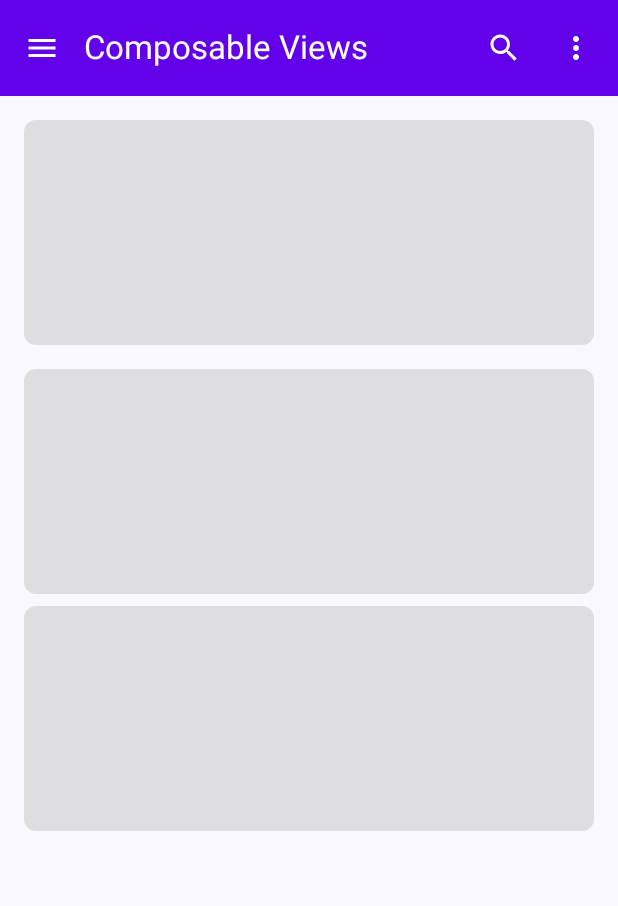
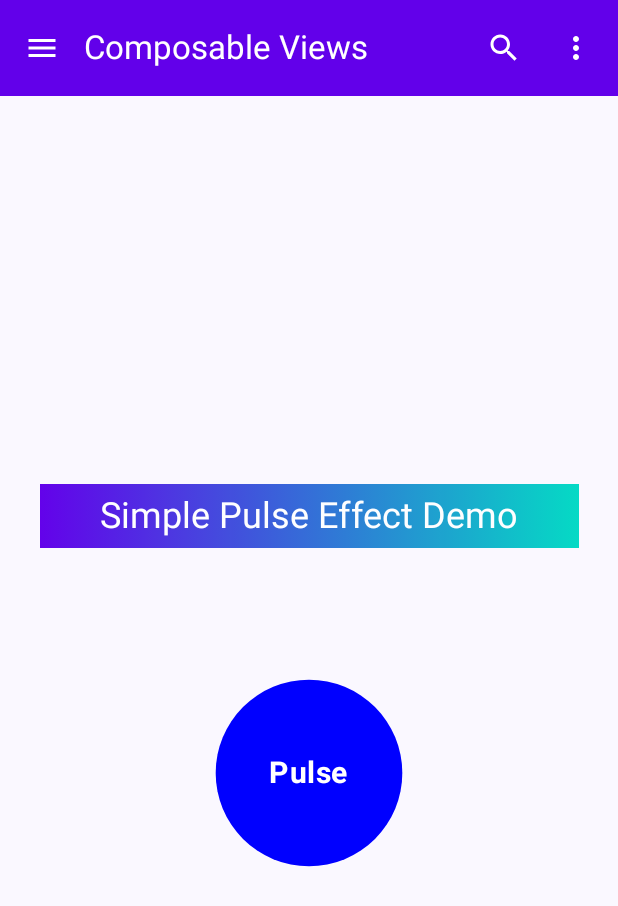
Before and after one commit to gauravdubey/ComposableViewDemo, an Android app built with Jetpack Compose: the screen it shows after launch (MainActivity), on a phone screen of 412 x 824 dp. Shown: the top 906 px of the screen. Run offline under Robolectric (Android 15) with nearby library versions, the phone set to English and light mode, and no system bars.

Commit message:
Adding Pulse effect

```diff
--- a/app/src/main/java/com/gaurav/composableviewdemo/MainActivity.kt
+++ b/app/src/main/java/com/gaurav/composableviewdemo/MainActivity.kt
@@ -11,20 +11,9 @@ import androidx.compose.material3.Scaffold
 import androidx.compose.runtime.Composable
 import androidx.compose.ui.Modifier
 import androidx.compose.ui.tooling.preview.Preview
-import com.gaurav.composableviewdemo.composableview.AccompanistPermissionExample
-import com.gaurav.composableviewdemo.composableview.AllTextFieldViews
-import com.gaurav.composableviewdemo.composableview.CheckboxViews
-import com.gaurav.composableviewdemo.composableview.CollapsableToolbarExample
-import com.gaurav.composableviewdemo.composableview.CompleteToolBarScreen
-import com.gaurav.composableviewdemo.composableview.CountdownScreen
 import com.gaurav.composableviewdemo.composableview.CustomToolBar
-import com.gaurav.composableviewdemo.composableview.DialogViewExample
-import com.gaurav.composableviewdemo.composableview.DropdownMenuViews
-import com.gaurav.composableviewdemo.composableview.MultiplePermissionsExample
-import com.gaurav.composableviewdemo.composableview.MyScaffoldViewExample
-import com.gaurav.composableviewdemo.composableview.RadioButtonViews
-import com.gaurav.composableviewdemo.composableview.SwitchViewsDemo
-import com.gaurav.composableviewdemo.composableview.shimmereffect.UserProfileScreen
+import com.gaurav.composableviewdemo.composableview.pulseeffect.AdvancedPulseEffectDemo
+import com.gaurav.composableviewdemo.composableview.pulseeffect.PulsatingCircleView
 import com.gaurav.composableviewdemo.ui.theme.ComposableViewDemoTheme
 
 class MainActivity : ComponentActivity() {
@@ -69,7 +58,9 @@ fun MainScreen() {
 //                CountdownScreen()
 //                MultiplePermissionsExample()
 //                AccompanistPermissionExample()
-                UserProfileScreen(true, "Gaurav Kumar", "Android Developer")
+//                UserProfileScreen(true, "Gaurav Kumar", "Android Developer")
+                PulsatingCircleView()
+//                AdvancedPulseEffectDemo()
             }
         }
     )
--- a/app/src/main/java/com/gaurav/composableviewdemo/composableview/ToolbarView.kt
+++ b/app/src/main/java/com/gaurav/composableviewdemo/composableview/ToolbarView.kt
@@ -18,6 +18,7 @@ import androidx.compose.ui.tooling.preview.Preview
 /**
  * This is the simple toolbar
  */
+@Preview
 @OptIn(ExperimentalMaterial3Api::class)
 @Composable
 fun SimpleToolbar() {
@@ -39,7 +40,7 @@ fun SimpleToolbar() {
 /**
  * This is the custom toolbar
  */
-@Preview
+
 @OptIn(ExperimentalMaterial3Api::class)
 @Composable
 fun CustomToolBar() {
--- /dev/null
+++ b/app/src/main/java/com/gaurav/composableviewdemo/composableview/pulseeffect/PulseEffectDemo.kt
@@ -0,0 +1,79 @@
+package com.gaurav.composableviewdemo.composableview.pulseeffect
+
+import androidx.compose.animation.core.LinearEasing
+import androidx.compose.animation.core.RepeatMode
+import androidx.compose.animation.core.animateFloat
+import androidx.compose.animation.core.infiniteRepeatable
+import androidx.compose.animation.core.rememberInfiniteTransition
+import androidx.compose.animation.core.tween
+import androidx.compose.foundation.background
+import androidx.compose.foundation.layout.Arrangement
+import androidx.compose.foundation.layout.Box
+import androidx.compose.foundation.layout.Column
+import androidx.compose.foundation.layout.Spacer
+import androidx.compose.foundation.layout.fillMaxSize
+import androidx.compose.foundation.layout.padding
+import androidx.compose.foundation.layout.size
+import androidx.compose.foundation.shape.CircleShape
+import androidx.compose.material3.MaterialTheme
+import androidx.compose.material3.Text
+import androidx.compose.runtime.Composable
+import androidx.compose.runtime.getValue
+import androidx.compose.ui.Alignment
+import androidx.compose.ui.Modifier
+import androidx.compose.ui.draw.scale
+import androidx.compose.ui.graphics.Brush
+import androidx.compose.ui.graphics.Color
+import androidx.compose.ui.graphics.graphicsLayer
+import androidx.compose.ui.text.font.FontWeight
+import androidx.compose.ui.unit.dp
+import androidx.compose.ui.unit.sp
+
+@Composable
+fun PulsatingCircleView() {
+    val infiniteTransition = rememberInfiniteTransition()
+
+    val scale by infiniteTransition.animateFloat(
+        initialValue = 1.0f,
+        targetValue = 1.3f,
+        animationSpec = infiniteRepeatable(
+            animation = tween(durationMillis = 1000, easing = LinearEasing),
+            repeatMode = RepeatMode.Reverse
+        )
+    )
+
+    Column(
+        modifier = Modifier.fillMaxSize(),
+        horizontalAlignment = Alignment.CenterHorizontally,
+        verticalArrangement = Arrangement.Center
+    ) {
+        Text(
+            text = "Simple Pulse Effect Demo",
+            modifier = Modifier
+                .graphicsLayer(alpha = 0.99f) // Enables advanced drawing
+                .background(
+                    Brush.horizontalGradient(
+                        colors = listOf(Color(0xFF6200EA), Color(0xFF03DAC5))
+                    )
+                )
+                .padding(start = 40.dp, end = 40.dp, top = 5.dp, bottom = 5.dp),
+            style = MaterialTheme.typography.headlineSmall,
+            color = Color.White // Text color set to transparent to enable gradient
+        )
+        Spacer(modifier = Modifier.size(100.dp))
+        Box(
+            modifier = Modifier
+                .size(100.dp)
+                .scale(scale)
+                .background(Color.Blue, shape = CircleShape),
+            contentAlignment = Alignment.Center,
+        ) {
+            Text(
+                text = "Pulse",
+                color = Color.White,
+                fontSize = 16.sp,
+                fontWeight = FontWeight.Bold
+            )
+        }
+    }
+}
```
Also changed, not shown: app/src/main/java/com/gaurav/composableviewdemo/composableview/pulseeffect/AdvancedPulseEffectDemo.kt (added, +93 -0 lines), app/src/main/java/com/gaurav/composableviewdemo/composableview/pulseeffect/PulseEffectComponent.kt (added, +83 -0 lines).
